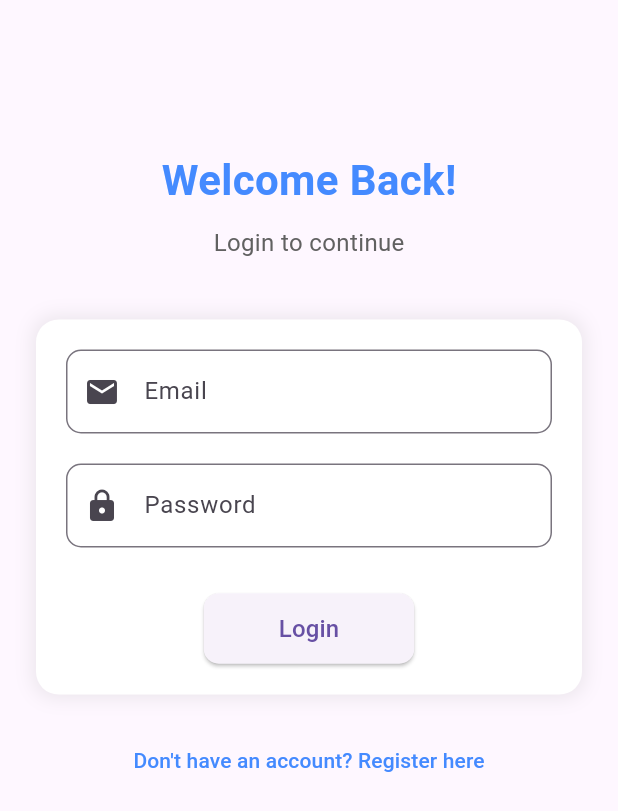
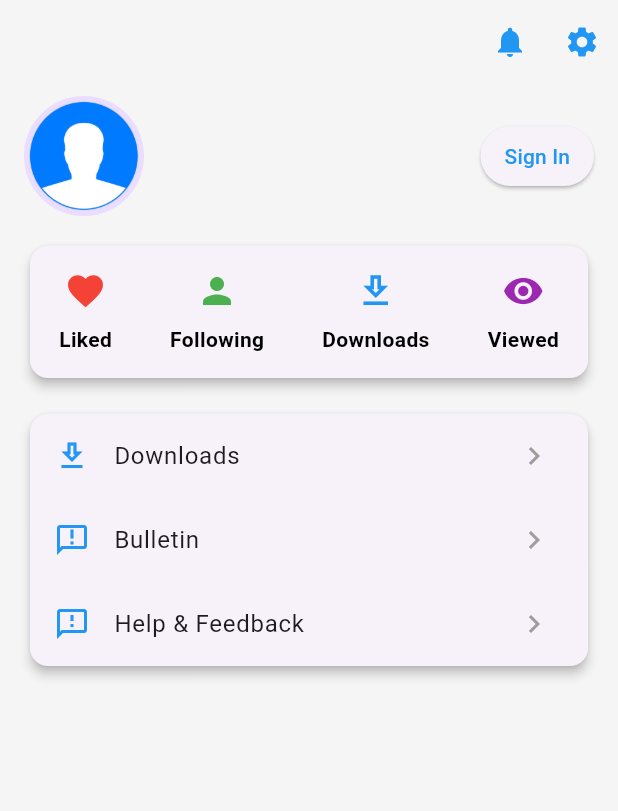
Before and after one commit to karank1610/my_wallpaper, a Flutter app: the screen it shows after launch, on a phone screen of 412 x 824 dp. Shown: the top 811 px of the screen. Run offline on Flutter 3.47's test engine with Material 3 defaults, Android fonts, the phone set to English and light mode, and no system bars; our stand-ins replace cloud_firestore, firebase_auth, firebase_core; accounts and stored records are empty.

Commit message:
2nd save

```diff
--- a/lib/main.dart
+++ b/lib/main.dart
@@ -1,5 +1,6 @@
 import 'package:flutter/material.dart';
 import 'package:my_wallpaper/screens/login_page.dart';
+import 'package:my_wallpaper/screens/profile_page.dart';
 import 'screens/splash_screen.dart';
 import 'screens/home_screen.dart'; // Placeholder for the Home Page
 import 'package:firebase_core/firebase_core.dart';
@@ -19,7 +20,8 @@ class MyApp extends StatelessWidget {
       initialRoute: '/',
       routes: {
         '/': (context) => SplashScreen(),
-        '/home': (context) => LoginPage(), // Replace with your actual Home Page
+        '/home': (context) =>
+            ProfilePage(), // Replace with your actual Home Page
       },
     );
   }
--- /dev/null
+++ b/lib/screens/profile_page.dart
@@ -0,0 +1,177 @@
+import 'package:flutter/material.dart';
+
+class ProfilePage extends StatelessWidget {
+  final bool isLoggedIn;
+  final String? userName;
+  final String? userEmail;
+  final String? profilePicUrl;
+
+  ProfilePage({
+    this.isLoggedIn = false,
+    this.userName,
+    this.userEmail,
+    this.profilePicUrl,
+  });
+
+  @override
+  Widget build(BuildContext context) {
+    return Scaffold(
+      appBar: AppBar(
+        elevation: 0,
+        backgroundColor: Colors.grey[100],
+        leading: SizedBox(),
+        actions: [
+          IconButton(
+            icon: Icon(Icons.notifications, color: Colors.blue),
+            onPressed: () {
+              // Notification action
+            },
+          ),
+          IconButton(
+            icon: Icon(Icons.settings, color: Colors.blue),
+            onPressed: () {
+              // Settings action
+            },
+          ),
+        ],
+      ),
+      body: Container(
+        color: Colors.grey[100],
+        padding: EdgeInsets.symmetric(horizontal: 16, vertical: 8),
+        child: Column(
+          crossAxisAlignment: CrossAxisAlignment.start,
+          children: [
+            // Profile Section
+            Row(
+              crossAxisAlignment: CrossAxisAlignment.center,
+              children: [
+                CircleAvatar(
+                  radius: 40,
+                  backgroundImage: isLoggedIn && profilePicUrl != null
+                      ? NetworkImage(profilePicUrl!)
+                      : AssetImage('assets/profile.png') as ImageProvider,
+                ),
+                SizedBox(width: 16),
+                Expanded(
+                  child: isLoggedIn
+                      ? Column(
+                          crossAxisAlignment: CrossAxisAlignment.start,
+                          children: [
+                            Text(
+                              userName ?? "User Name",
+                              style: TextStyle(
+                                fontSize: 18,
+                                fontWeight: FontWeight.bold,
+                              ),
+                            ),
+                            SizedBox(height: 4),
+                            Text(
+                              userEmail ?? "user@example.com",
+                              style: TextStyle(
+                                fontSize: 14,
+                                color: Colors.grey[600],
+                              ),
+                            ),
+                          ],
+                        )
+                      : SizedBox(),
+                ),
+                if (!isLoggedIn)
+                  ElevatedButton(
+                    onPressed: () {
+                      // Sign In action
+                    },
+                    child: Text("Sign In"),
+                    style: ElevatedButton.styleFrom(
+                      foregroundColor: Colors.blue,
+                      padding: EdgeInsets.symmetric(
+                        vertical: 8,
+                        horizontal: 16,
+                      ),
+                      shape: RoundedRectangleBorder(
+                        borderRadius: BorderRadius.circular(20),
+                      ),
+                    ),
+                  ),
+              ],
+            ),
+            SizedBox(height: 16),
+
+            // Metrics Section
+            Card(
+              shape: RoundedRectangleBorder(
+                borderRadius: BorderRadius.circular(12),
+              ),
+              elevation: 3,
+              child: Padding(
+                padding: const EdgeInsets.symmetric(vertical: 16),
+                child: Row(
+                  mainAxisAlignment: MainAxisAlignment.spaceAround,
+                  children: [
+                    _buildMetricTile(Icons.favorite, "Liked", Colors.red),
+                    _buildMetricTile(Icons.person, "Following", Colors.green),
+                    _buildMetricTile(
+                        Icons.download_outlined, "Downloads", Colors.blue),
+                    _buildMetricTile(Icons.visibility, "Viewed", Colors.purple),
+                  ],
+                ),
+              ),
+            ),
+            SizedBox(height: 16),
+
+            // Options List
+            Card(
+              shape: RoundedRectangleBorder(
+                borderRadius: BorderRadius.circular(12),
+              ),
+              elevation: 3,
+              child: Column(
+                children: [
+                  _buildOptionTile(Icons.download_outlined, "Downloads"),
+                  _buildOptionTile(Icons.announcement_outlined, "Bulletin"),
+                  _buildOptionTile(Icons.feedback_outlined, "Help & Feedback"),
+                ],
+              ),
+            ),
+          ],
+        ),
+      ),
+    );
+  }
+
+  Widget _buildMetricTile(IconData icon, String label, Color color) {
+    return GestureDetector(
+      onTap: () {
+        // Metric tap action
+      },
+      child: Column(
+        children: [
+          Icon(icon, size: 28, color: color),
+          SizedBox(height: 8),
+          Text(
+            label,
+            style: TextStyle(
+              fontSize: 14,
+              color: Colors.black,
+              fontWeight: FontWeight.bold,
+            ),
+          ),
+        ],
+      ),
+    );
+  }
+
+  Widget _buildOptionTile(IconData icon, String label) {
+    return ListTile(
+      leading: Icon(icon, color: Colors.blue),
+      title: Text(
+        label,
+        style: TextStyle(fontSize: 16),
+      ),
+      trailing: Icon(Icons.chevron_right, color: Colors.grey),
+      onTap: () {
+        // Option tap action
+      },
+    );
+  }
+}
--- a/pubspec.yaml
+++ b/pubspec.yaml
@@ -76,7 +76,7 @@ flutter:
    - assets/wallpaper3.jpg
    - assets/wallpaper4.jpg
    - assets/wallpaper5.jpg
-   - assets/wallpaper6.jpg
+   - assets/profile.png
 
   #   - images/a_dot_ham.jpeg
 
```
Also changed, not shown: assets/profile.png (added).
